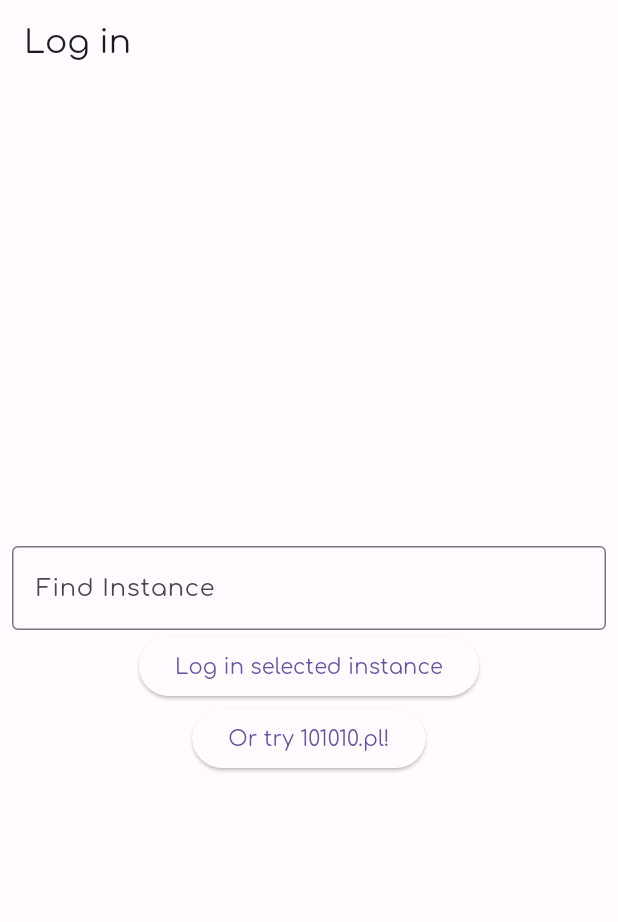
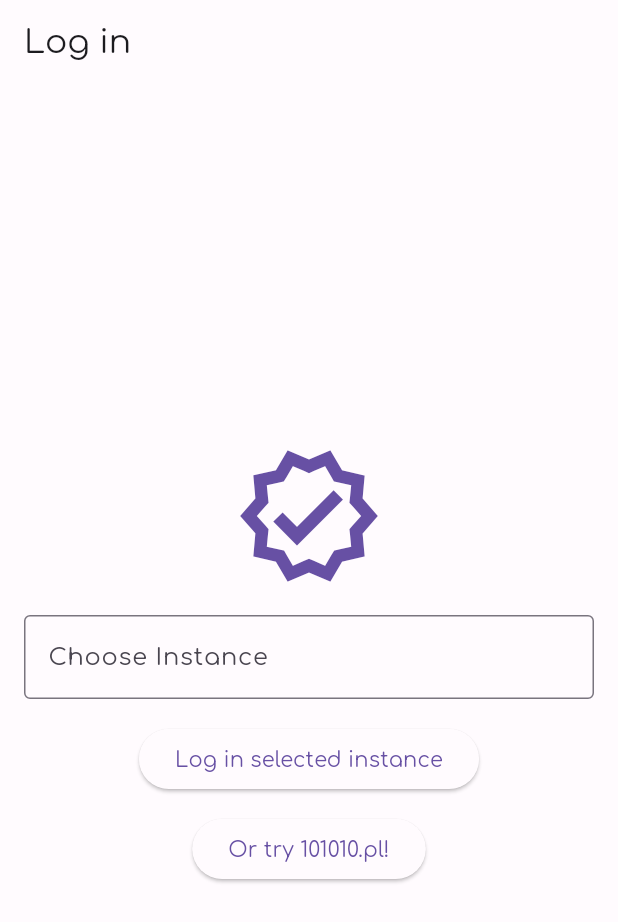
Before and after one commit to grycmat/my_toots, a Flutter app: the screen it shows after launch, on a phone screen of 412 x 824 dp. Shown: the top 922 px of the screen. Run offline on Flutter 3.47's test engine with Material 2 defaults, Android fonts, the phone set to English and light mode, and no system bars; our stand-ins replace cached_network_image, dio, file_picker, flutter_html, get_it, get_it_mixin and 4 more; missing offline and left inert: any_link_preview, rich_text_controller.

Commit message:
minor view changes

```diff
--- a/lib/main.dart
+++ b/lib/main.dart
@@ -35,11 +35,13 @@ class MyToots extends StatelessWidget with GetItMixin {
       debugShowCheckedModeBanner: false,
       title: 'Flutter Demo',
       theme: ThemeData(
+        splashColor: lightColorScheme.tertiaryContainer,
         useMaterial3: true,
         colorScheme: lightColorScheme,
         fontFamily: 'Comfortaa',
       ),
       darkTheme: ThemeData(
+        splashColor: darkColorScheme.tertiaryContainer,
         useMaterial3: true,
         colorScheme: darkColorScheme,
         fontFamily: 'Comfortaa',
--- a/lib/pages/select_instance.page.dart
+++ b/lib/pages/select_instance.page.dart
@@ -37,15 +37,28 @@ class _SelectInstancePageState extends State<SelectInstancePage> {
           child: Column(
             mainAxisSize: MainAxisSize.min,
             children: [
-              TextField(
+              Padding(
+                padding: const EdgeInsets.all(8.0),
+                child: Icon(
+                  Icons.verified_outlined,
+                  size: 100,
+                  color: Theme.of(context).colorScheme.primary,
+                ),
+              ),
+              Padding(
+                padding: const EdgeInsets.all(8.0),
+                child: TextField(
                   controller: _controller,
                   decoration: const InputDecoration(
                     prefixText: 'https://',
                     border: OutlineInputBorder(),
-                  labelText: 'Find Instance',
+                    labelText: 'Choose Instance',
                   ),
                 ),
-              ElevatedButton(
+              ),
+              Padding(
+                padding: const EdgeInsets.all(8.0),
+                child: ElevatedButton(
                   onPressed: () {
                     Navigator.of(context).push(
                       MaterialPageRoute(
@@ -55,7 +68,10 @@ class _SelectInstancePageState extends State<SelectInstancePage> {
                   },
                   child: const Text('Log in selected instance'),
                 ),
-              ElevatedButton(
+              ),
+              Padding(
+                padding: const EdgeInsets.all(4.0),
+                child: ElevatedButton(
                   onPressed: () {
                     Navigator.of(context).push(
                       MaterialPageRoute(
@@ -64,6 +80,7 @@ class _SelectInstancePageState extends State<SelectInstancePage> {
                     );
                   },
                   child: const Text('Or try 101010.pl!'),
+                ),
               )
             ],
           ),
--- a/lib/services/theme.service.dart
+++ b/lib/services/theme.service.dart
@@ -3,20 +3,6 @@ import 'package:injectable/injectable.dart';
 
 @singleton
 class ThemeService extends ChangeNotifier {
-  List<MaterialColor> availableColors = [
-    Colors.blue,
-    Colors.red,
-    Colors.green,
-    Colors.purple,
-    Colors.orange,
-    Colors.pink,
-    Colors.teal,
-    Colors.cyan,
-    Colors.lime,
-    Colors.indigo,
-    Colors.brown,
-    Colors.blueGrey,
-  ];
   bool _isDark = false;
   bool _fabVisible = true;
 
--- a/lib/widgets/status/status_action_icon_buttons.widget.dart
+++ b/lib/widgets/status/status_action_icon_buttons.widget.dart
@@ -37,8 +37,7 @@ class _StatusActionIconButtonsWidgetState
           children: [
             IconButton(
               onPressed: () {
-                showModalBottomSheet(
-                  isScrollControlled: true,
+                showBottomSheet(
                   shape: RoundedRectangleBorder(
                     borderRadius: BorderRadius.circular(10),
                   ),
```
Also changed, not shown: lib/widgets/account_basic_info.widget.dart (+121 -0 lines), lib/widgets/notification/follow_notification.widget.dart (+11 -1 lines). Lines whose indentation alone changed are shown as unchanged.
